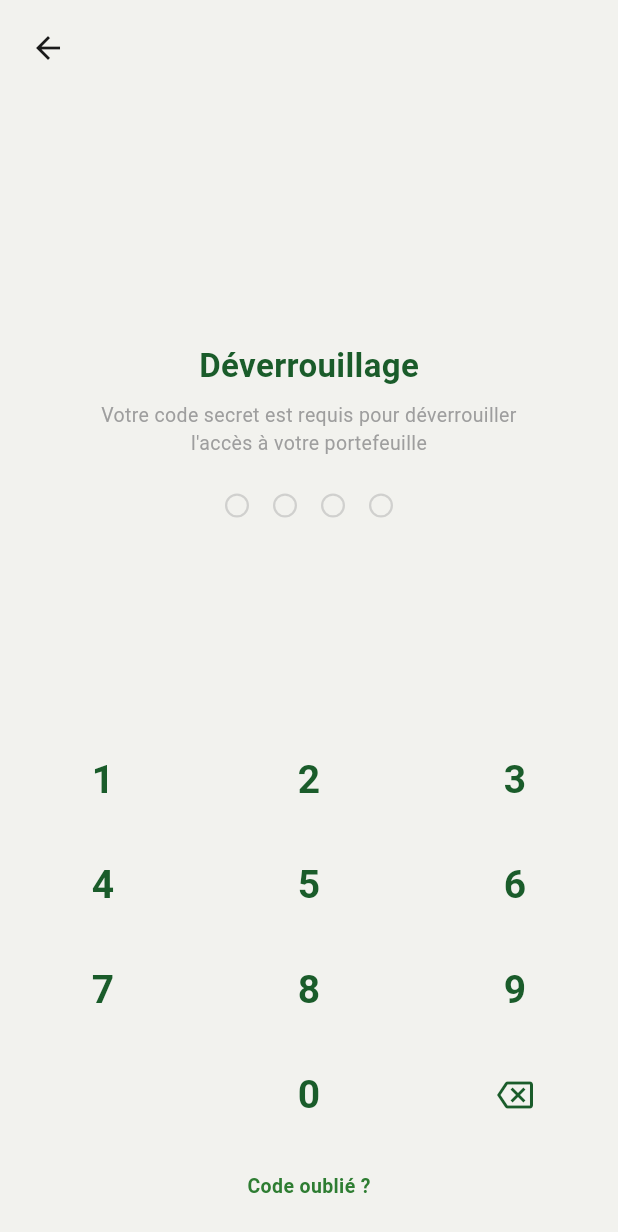
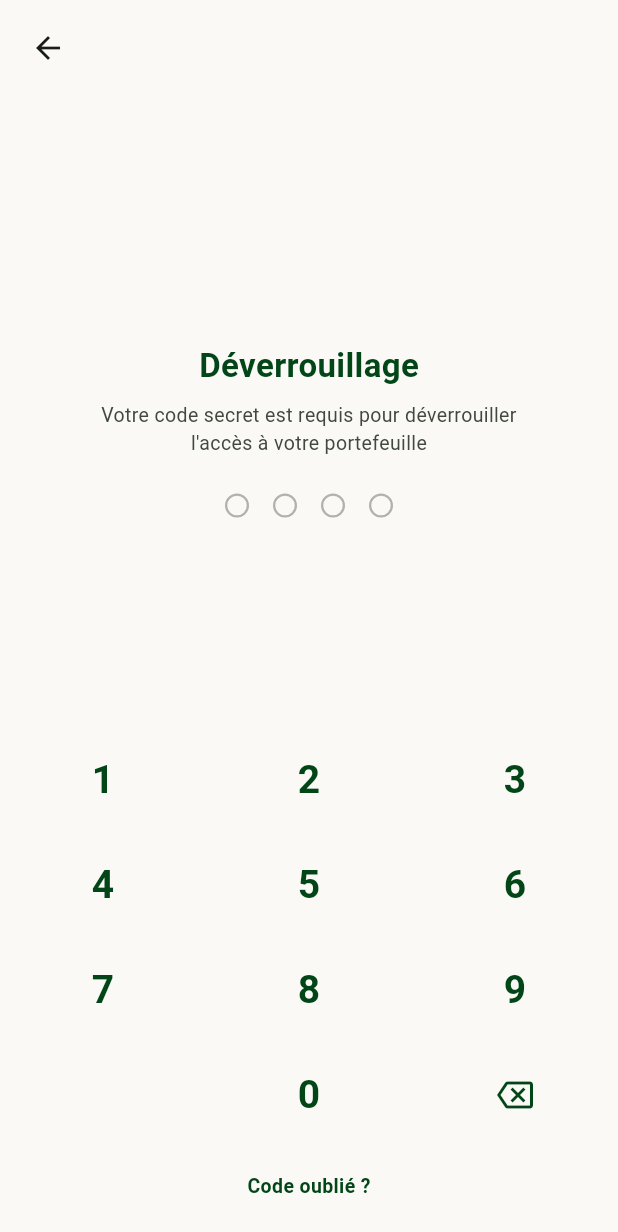
Before and after one commit to thetika434/flexfood, a Flutter app: the PageDeverrouillage screen opened by its route, on a phone screen of 412 x 824 dp. Shown: the top 1232 px of the screen. Run offline on Flutter 3.47's test engine with Material 3 defaults, Android fonts, the phone set to English and light mode, and no system bars; our stand-ins replace qr_flutter, shared_preferences; accounts and stored records are empty.

Commit message:
Corriger couleurs, icônes et styles du tableau de bord
- Couleurs mises à jour avec les vraies valeurs du design system HTML
- Icônes de transactions différenciées par type (restaurant, wallet, send, south_west)
- Couleurs fond/symbole des icônes cohérentes avec le design
- Solde affiché en gras (w900, 42px) en vert foncé
- Session fictive initialisée dans main() pour développement local

Co-Authored-By: Claude Sonnet 4.6 <noreply@anthropic.com>

```diff
--- a/appli_etudiant/lib/constantes/couleurs.dart
+++ b/appli_etudiant/lib/constantes/couleurs.dart
@@ -3,16 +3,41 @@ import 'package:flutter/material.dart';
 class Couleurs {
   Couleurs._();
 
-  static const Color vertFonce = Color(0xFF1A5C2A);
-  static const Color vertPrincipal = Color(0xFF2E7D32);
-  static const Color vertVif = Color(0xFF4CAF50);
-  static const Color vertCarte = Color(0xFF3EC45A);
-  static const Color vertClairFond = Color(0xFFE8F5E9);
-  static const Color fondPrincipal = Color(0xFFF2F2EE);
-  static const Color blanc = Color(0xFFFFFFFF);
-  static const Color rouge = Color(0xFFE53935);
-  static const Color texte = Color(0xFF1A1A1A);
-  static const Color texteSecondaire = Color(0xFF9E9E9E);
-  static const Color iconeGrise = Color(0xFFBDBDBD);
-  static const Color bordure = Color(0xFFE0E0E0);
+  // Couleurs primaires de l'application
+  static const Color vertFonce     = Color(0xFF024618); // primary
+  static const Color vertPrincipal = Color(0xFF024618); // primary
+  static const Color vertVif       = Color(0xFF006E2A); // secondary
+  static const Color vertCarte     = Color(0xFF3EC45A); // carte QR (inchangé)
+
+  // Fonds de page et surfaces
+  static const Color fondPrincipal    = Color(0xFFFAF9F6); // background
+  static const Color surfaceContainer = Color(0xFFE8E8E5); // surface-container-high
+  static const Color blanc            = Color(0xFFFFFFFF); // surface-container-lowest
+
+  // Textes
+  static const Color texte           = Color(0xFF1A1C1A); // on-surface
+  static const Color texteSecondaire = Color(0xFF41493F); // on-surface-variant
+
+  // Bordures
+  static const Color bordure    = Color(0xFFC0C9BC); // outline-variant
+  static const Color iconeGrise = Color(0xFFE2E3DF); // surface-container-highest
+
+  // Erreur / montant négatif
+  static const Color rouge = Color(0xFFD32F2F); // text-debit
+
+  // ── Fonds des icônes de transaction ──────────────────────
+  static const Color fondIconeRepas           = Color(0xFFB1F2B2); // primary-fixed
+  static const Color fondIconeTransfertRecu   = Color(0xFF5CFD80); // secondary-container
+  static const Color fondIconeRechargement    = Color(0xFF5CFD80); // secondary-container
+  static const Color fondIconeTransfertEnvoye = Color(0xFFE2E3DF); // surface-container-highest
+
+  // ── Couleurs des symboles dans les icônes ─────────────────
+  static const Color iconeRepas           = Color(0xFF024618); // on-primary-fixed → primary
+  static const Color iconeTransfertRecu   = Color(0xFF00732C); // on-secondary-container
+  static const Color iconeRechargement    = Color(0xFF00732C); // on-secondary-container
+  static const Color iconeTransfertEnvoye = Color(0xFF393C3B); // tertiary
+
+  // ── Montants ──────────────────────────────────────────────
+  static const Color montantPositifCouleur = Color(0xFF00A651); // text-credit
+  static const Color montantNegatifCouleur = Color(0xFFD32F2F); // text-debit
 }
--- a/appli_etudiant/lib/constantes/styles_texte.dart
+++ b/appli_etudiant/lib/constantes/styles_texte.dart
@@ -40,21 +40,21 @@ class StylesTexte {
   );
 
   static const TextStyle solde = TextStyle(
-    fontSize: 36,
-    fontWeight: FontWeight.bold,
-    color: Couleurs.texte,
+    fontSize: 42,
+    fontWeight: FontWeight.w900,
+    color: Couleurs.vertFonce,
   );
 
   static const TextStyle montantPositif = TextStyle(
     fontSize: 14,
     fontWeight: FontWeight.w600,
-    color: Couleurs.vertVif,
+    color: Couleurs.montantPositifCouleur,
   );
 
   static const TextStyle montantNegatif = TextStyle(
     fontSize: 14,
     fontWeight: FontWeight.w600,
-    color: Couleurs.rouge,
+    color: Couleurs.montantNegatifCouleur,
   );
 
   static const TextStyle bouton = TextStyle(
--- a/appli_etudiant/lib/main.dart
+++ b/appli_etudiant/lib/main.dart
@@ -1,8 +1,11 @@
 import 'package:flutter/material.dart';
 import 'constantes/couleurs.dart';
+import 'donnees_fictives/etudiants_fictifs.dart';
 import 'navigation/routeur.dart';
+import 'services/service_authentification.dart';
 
 void main() {
+  Session.etudiantConnecte = EtudiantsFictifs.moi;
   runApp(const AppFlexFood());
 }
 
@@ -19,7 +22,7 @@ class AppFlexFood extends StatelessWidget {
         scaffoldBackgroundColor: Couleurs.fondPrincipal,
         useMaterial3: true,
       ),
-      initialRoute: Routes.historique,
+      initialRoute: Routes.accueil,
       routes: Routes.obtenirRoutes(),
     );
   }
```
Also changed, not shown: appli_etudiant/lib/composants/element_transaction.dart (+37 -11 lines), appli_etudiant/lib/ecrans/accueil/page_tableau_bord.dart (+23 -31 lines).
